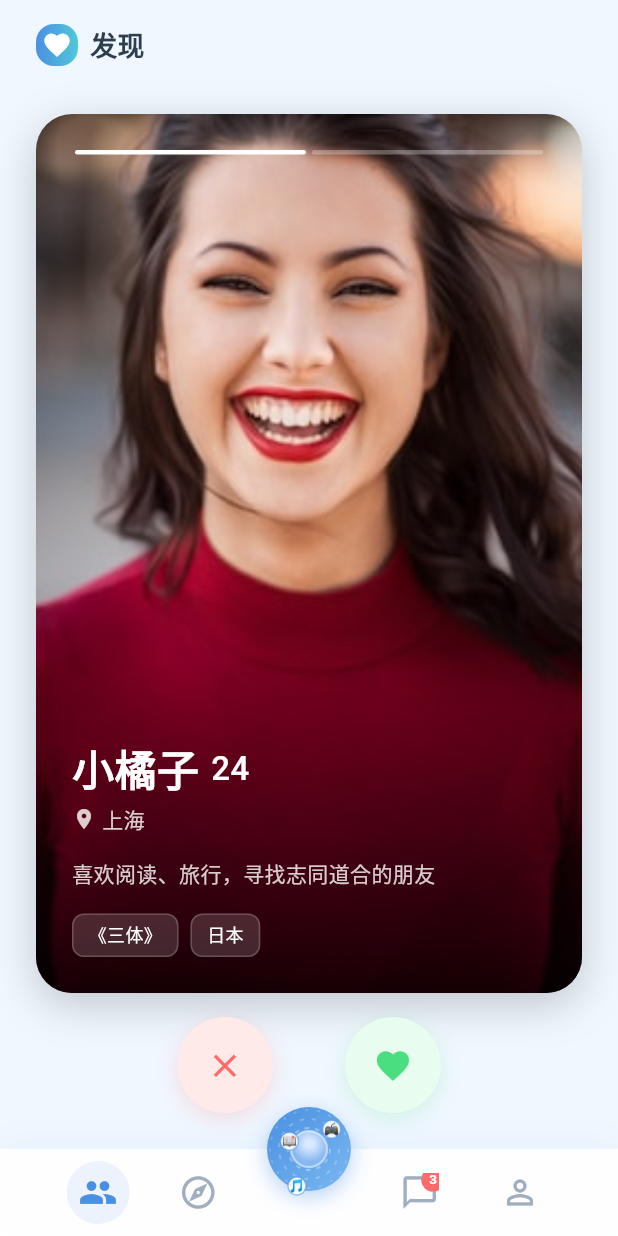
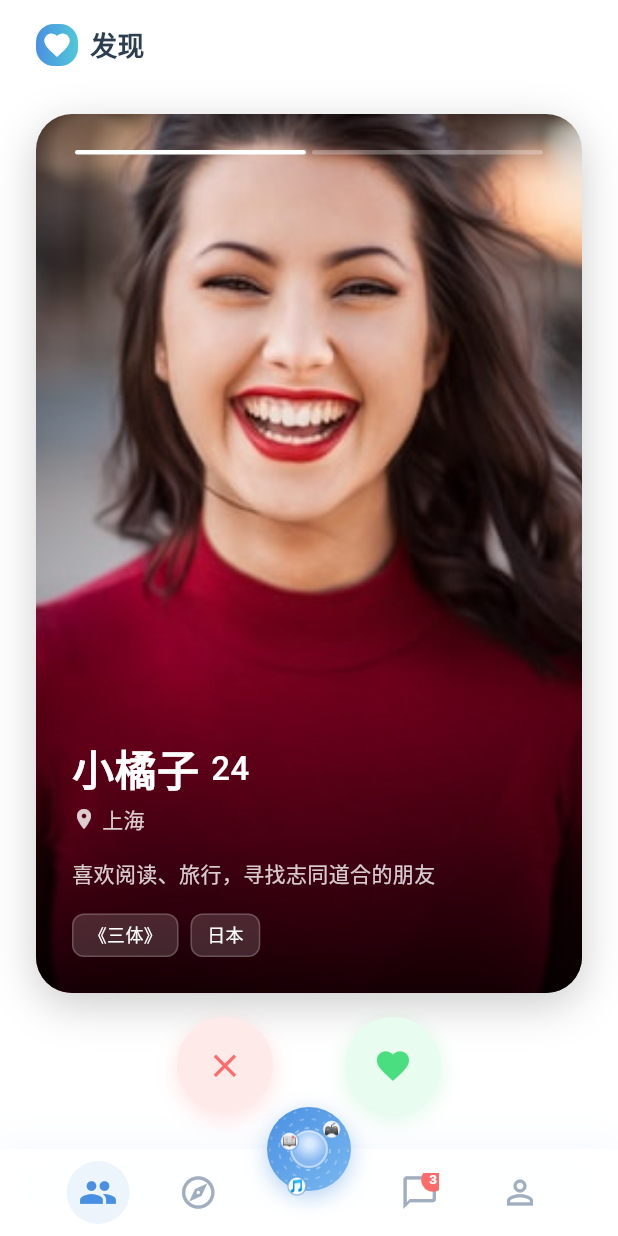
Before and after one commit to zsbasara1111/SOCIALAPP, a Flutter app: the screen it shows after launch, on a phone screen of 412 x 824 dp. Run offline on Flutter 3.47's test engine with Material 3 defaults, Android fonts, the phone set to English and light mode, and no system bars; our stand-ins replace flutter_riverpod, freezed_annotation, go_router, supabase_flutter; accounts and stored records are empty; generated files the repository leaves out were written again; Roboto replaces fonts that are missing (Space Grotesk, Work Sans).

Commit message:
fix: 背景色改为纯白色
Co-Authored-By: Claude Opus 4.7 <noreply@anthropic.com>

```diff
--- a/lib/core/theme/app_theme.dart
+++ b/lib/core/theme/app_theme.dart
@@ -22,8 +22,8 @@ class AppTheme {
   static const Color secondary = Color(0xFF6B8FA8);
   static const Color accent = Color(0xFF50C8D8);
 
-  // 背景 - 清新白/浅蓝
-  static const Color background = Color(0xFFF0F7FF);
+  // 背景 - 纯白色
+  static const Color background = Color(0xFFFFFFFF);
   static const Color surface = Color(0xFFFFFFFF);
   static const Color surfaceVariant = Color(0xFFE8F1FA);
 
```
